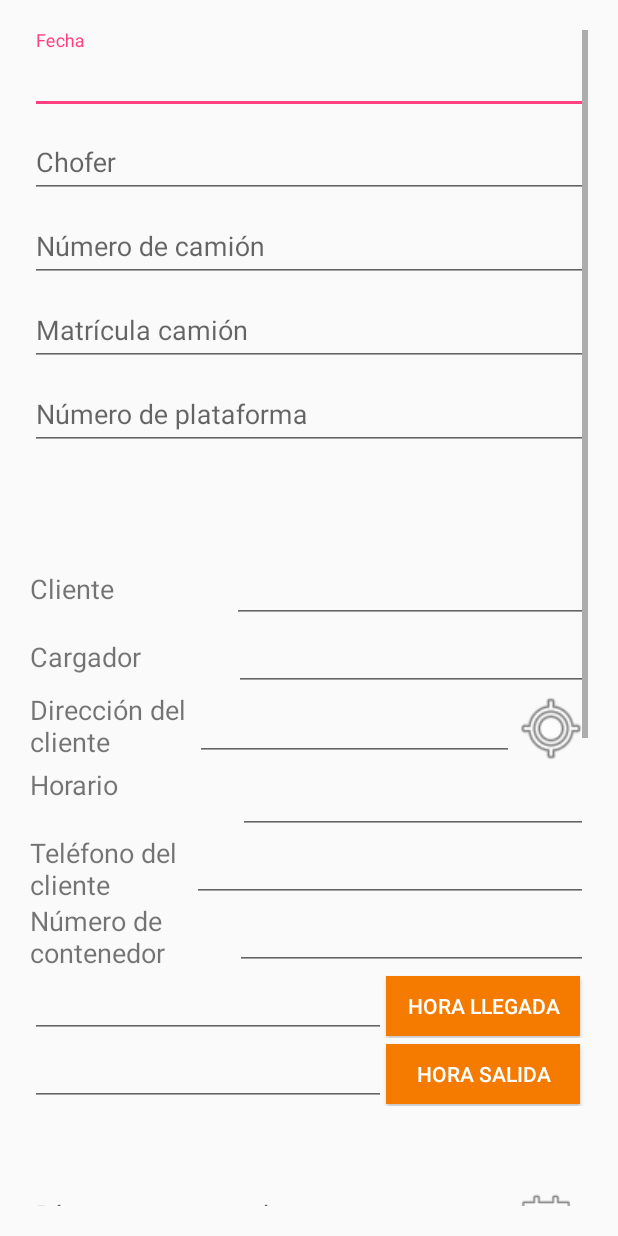
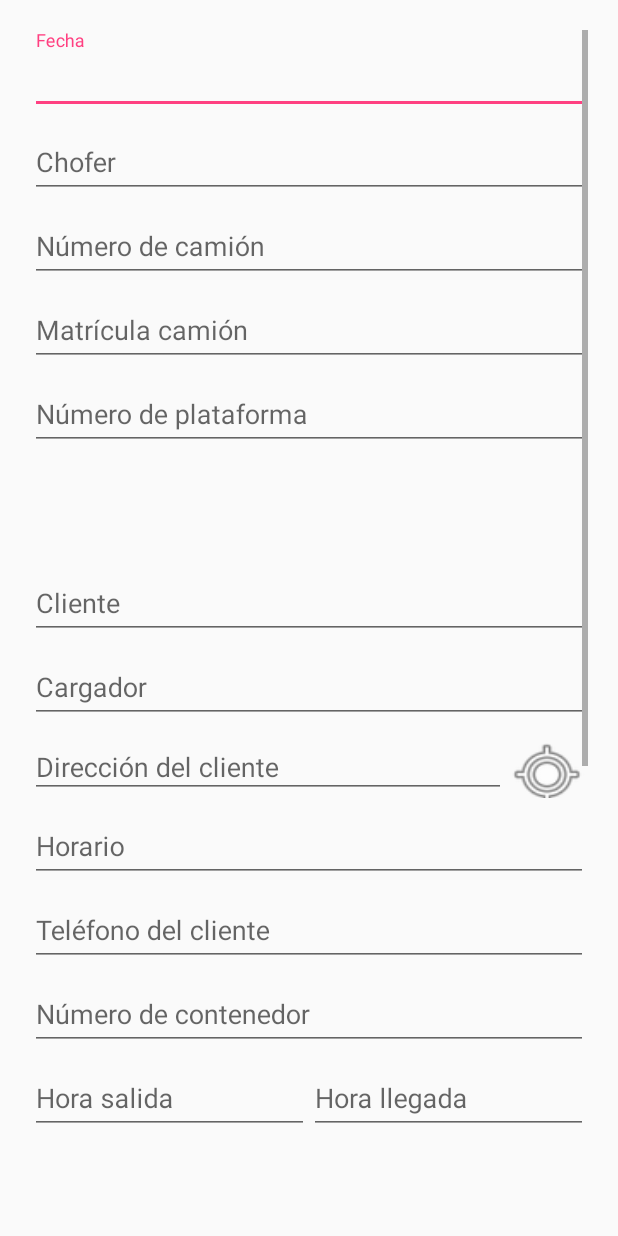
Before and after one commit to PaxMower/MyApplication, an Android app: the layout activity_new_order.xml on its own in the app's theme, with its tools: preview values and no code run, on a phone screen of 412 x 824 dp. Run offline under Robolectric (Android 15) with nearby library versions, the phone set to English and light mode, and no system bars.

```diff
--- a/app/src/main/java/com/casa/myapplication/Model/NewOrderActivity.java
+++ b/app/src/main/java/com/casa/myapplication/Model/NewOrderActivity.java
@@ -20,7 +20,6 @@ import android.view.View;
 import android.widget.Button;
 import android.widget.DatePicker;
 import android.widget.EditText;
-import android.widget.RadioButton;
 import android.widget.TimePicker;
 import android.widget.Toast;
 
@@ -42,8 +41,7 @@ public class NewOrderActivity extends AppCompatActivity {
 
     private EditText mDriver, mDate, mTruckID, mTruckNumber, mPlatformNumber, mAddress, mPhone, mTextArea, mApertureHour;
     private EditText mContainerChargeDay, mContainerChargeHour, mClient, mCharger, mDestiny, mContainerNumber, mArrivalHour, mDepartureHour, mContainerDischargeHour, mContainerDischargeDay;
-    private RadioButton mSimple, mMultimple, mTransfers;
-    private Button bSend, bMap, bTime, bChargeDay, bChargeHour, bArrivalHour, bDepartureHour, bDischargeDay, bDischargeHour, bPetrol;
+    private Button bSend, bMap, bTime, bChargeDay, bChargeHour, bDischargeDay, bDischargeHour, bPetrol;
     private String TAG = "";
     private Boolean bucket = false; // false = empty; true = data inside
     private Calendar mCalendarPicker = Calendar.getInstance();
@@ -70,20 +68,16 @@ public class NewOrderActivity extends AppCompatActivity {
         mTruckID = (EditText) findViewById(R.id.truck_num);
         mTruckNumber = (EditText) findViewById(R.id.truck_id);
         mPlatformNumber = (EditText) findViewById(R.id.platform_id);
-        mContainerChargeDay = (EditText) findViewById(R.id.charging_order_day);
+        //mContainerChargeDay = (EditText) findViewById(R.id.charging_order_day);
         mContainerChargeHour = (EditText) findViewById(R.id.charging_order_hour);
         mClient = (EditText) findViewById(R.id.client);
         mApertureHour = (EditText) findViewById(R.id.aperture_hour);
         mCharger = (EditText) findViewById(R.id.charger);
-        //mDestiny = (EditText) findViewById(R.id.destiny);
         mContainerNumber = (EditText) findViewById(R.id.container_number);
-        mArrivalHour = (EditText) findViewById(R.id.arrival_time);
-        mDepartureHour = (EditText) findViewById(R.id.departure_time);
+        //mArrivalHour = (EditText) findViewById(R.id.arrival_time);
+        //mDepartureHour = (EditText) findViewById(R.id.departure_time);
         mContainerDischargeHour = (EditText) findViewById(R.id.discharging_order_hour);
         mContainerDischargeDay = (EditText) findViewById(R.id.discharging_order_day);
-        //mSimple = (RadioButton) findViewById(R.id.simpleOrder);
-        //mMultimple = (RadioButton) findViewById(R.id.multiple_order);
-        //mTransfers = (RadioButton) findViewById(R.id.transfers);
         bMap = (Button) findViewById(R.id.view_map);
         bSend = (Button) findViewById(R.id.save_order);
         bPetrol = (Button) findViewById(R.id.petrol);
@@ -91,8 +85,8 @@ public class NewOrderActivity extends AppCompatActivity {
         //bTime = (Button) findViewById(R.id.button_obtain_date);
         bChargeDay = (Button) findViewById(R.id.button_obtain_charge_day);
         bChargeHour = (Button) findViewById(R.id.button_obtain_charge_hour);
-        bArrivalHour = (Button) findViewById(R.id.button_obtain_arrival_time);
-        bDepartureHour = (Button) findViewById(R.id.button_obtain_departure_time);
+        mArrivalHour = (EditText) findViewById(R.id.button_obtain_arrival_time);
+        mDepartureHour = (EditText) findViewById(R.id.button_obtain_departure_time);
         bDischargeDay = (Button) findViewById(R.id.button_obtain_discharge_day);
         bDischargeHour = (Button) findViewById(R.id.button_obtain_discharge_hour);
 
@@ -239,7 +233,7 @@ public class NewOrderActivity extends AppCompatActivity {
         });
 
         //add the hour when you arrive to the company
-        bArrivalHour.setOnClickListener(new View.OnClickListener() {
+        mArrivalHour.setOnClickListener(new View.OnClickListener() {
             @RequiresApi(api = Build.VERSION_CODES.N)
             @Override
             public void onClick(View v) {
@@ -285,7 +279,7 @@ public class NewOrderActivity extends AppCompatActivity {
             }
         });
         //add the hour when you leave to the company
-        bDepartureHour.setOnClickListener(new View.OnClickListener() {
+        mDepartureHour.setOnClickListener(new View.OnClickListener() {
             @RequiresApi(api = Build.VERSION_CODES.N)
             @Override
             public void onClick(View v) {
--- a/app/src/main/res/layout/activity_new_order.xml
+++ b/app/src/main/res/layout/activity_new_order.xml
@@ -82,11 +82,39 @@
         </android.support.design.widget.TextInputLayout>
 
         <LinearLayout
+            android:id="@+id/SEPARADOR1"
             android:layout_width="match_parent"
             android:layout_height="match_parent"
             android:layout_marginTop="70dp"
             android:layout_weight="1"
             android:orientation="horizontal"></LinearLayout>
+
+        <android.support.design.widget.TextInputLayout
+            android:layout_width="match_parent"
+            android:layout_height="match_parent"
+            android:layout_weight="1">
+
+            <EditText
+                android:id="@+id/client"
+                android:layout_width="match_parent"
+                android:layout_height="wrap_content"
+                android:hint="@string/client"
+                android:inputType="text" />
+
+        </android.support.design.widget.TextInputLayout>
+
+        <android.support.design.widget.TextInputLayout
+            android:layout_width="match_parent"
+            android:layout_height="match_parent"
+            android:layout_weight="1">
+
+            <EditText
+                android:id="@+id/charger"
+                android:layout_width="match_parent"
+                android:layout_height="wrap_content"
+                android:hint="@string/charger"
+                android:inputType="text" />
+        </android.support.design.widget.TextInputLayout>
 
         <LinearLayout
             android:layout_width="match_parent"
@@ -94,311 +122,163 @@
             android:layout_weight="1"
             android:orientation="horizontal">
 
-            <TextView
-                android:id="@+id/textView7"
-                android:layout_width="match_parent"
-                android:layout_height="wrap_content"
-                android:layout_weight="1"
-                android:text="@string/client"
-                android:textSize="18sp" />
-
-            <EditText
-                android:id="@+id/client"
-                android:layout_width="237dp"
-                android:layout_height="wrap_content"
-                android:layout_marginTop="0dp"
-                android:ems="10"
-                android:inputType="textPersonName" />
-        </LinearLayout>
-
-        <LinearLayout
+            <android.support.design.widget.TextInputLayout
                 android:layout_width="match_parent"
                 android:layout_height="match_parent"
-            android:layout_weight="1"
-            android:orientation="horizontal">
-
-            <TextView
-                android:id="@+id/textView8"
-                android:layout_width="match_parent"
-                android:layout_height="wrap_content"
-                android:layout_weight="1"
-                android:text="@string/charger"
-                android:textSize="18sp" />
-
-            <EditText
-                android:id="@+id/charger"
-                android:layout_width="236dp"
-                android:layout_height="wrap_content"
-                android:ems="10"
-                android:inputType="textPersonName" />
-        </LinearLayout>
-
-        <LinearLayout
-            android:layout_width="match_parent"
-            android:layout_height="match_parent"
-            android:layout_weight="1"
-            android:orientation="horizontal">
-
-            <TextView
-                android:id="@+id/textView10"
-                android:layout_width="110dp"
-                android:layout_height="match_parent"
-                android:text="@string/address"
-                android:textSize="18sp" />
+                android:layout_weight="1">
 
                 <EditText
                     android:id="@+id/address"
-                android:layout_width="wrap_content"
+                    android:layout_width="match_parent"
                     android:layout_height="wrap_content"
-                android:layout_weight="1.18"
-                android:ems="10"
-                android:inputType="textPersonName" />
+                    android:hint="@string/address"
+                    android:inputType="text" />
+
+            </android.support.design.widget.TextInputLayout>
 
             <Button
                 android:id="@+id/view_map"
-                android:layout_width="50dp"
+                android:layout_width="110dp"
                 android:layout_height="50dp"
                 android:layout_weight="1"
                 android:background="@android:drawable/ic_menu_mylocation" />
-
         </LinearLayout>
 
-        <LinearLayout
+        <android.support.design.widget.TextInputLayout
             android:layout_width="match_parent"
             android:layout_height="match_parent"
-            android:layout_weight="1"
-            android:orientation="horizontal">
-
-            <TextView
-                android:id="@+id/textView13"
-                android:layout_width="wrap_content"
-                android:layout_height="match_parent"
-                android:layout_weight="1"
-                android:text="TextView"
-                android:textSize="18sp"
-                tools:text="@string/hour_aperture" />
+            android:layout_weight="1">
 
             <EditText
                 android:id="@+id/aperture_hour"
-                android:layout_width="233dp"
+                android:layout_width="match_parent"
                 android:layout_height="wrap_content"
-                android:ems="10"
-                android:inputType="textPersonName" />
-        </LinearLayout>
+                android:hint="@string/hour_aperture"
+                android:inputType="text" />
+        </android.support.design.widget.TextInputLayout>
 
-        <LinearLayout
+        <android.support.design.widget.TextInputLayout
             android:layout_width="match_parent"
             android:layout_height="match_parent"
-            android:layout_weight="1"
-            android:orientation="horizontal">
-
-            <TextView
-                android:id="@+id/textView11"
-                android:layout_width="108dp"
-                android:layout_height="match_parent"
-                android:text="@string/phone_number"
-                android:textSize="18sp" />
+            android:layout_weight="1">
 
             <EditText
                 android:id="@+id/phone"
-                android:layout_width="wrap_content"
+                android:layout_width="match_parent"
                 android:layout_height="wrap_content"
-                android:layout_weight="0.78"
-                android:ems="10"
+                android:hint="@string/phone_number"
                 android:inputType="phone" />
-        </LinearLayout>
+        </android.support.design.widget.TextInputLayout>
 
-        <LinearLayout
+        <android.support.design.widget.TextInputLayout
             android:layout_width="match_parent"
             android:layout_height="match_parent"
-            android:layout_weight="1"
-            android:orientation="horizontal">
-
-            <TextView
-                android:id="@+id/textView6"
-                android:layout_width="match_parent"
-                android:layout_height="match_parent"
-                android:layout_weight="1"
-                android:text="@string/container_id"
-                android:textSize="18sp" />
+            android:layout_weight="1">
 
             <EditText
                 android:id="@+id/container_number"
-                android:layout_width="235dp"
+                android:layout_width="match_parent"
                 android:layout_height="wrap_content"
-                android:ems="10"
-                android:inputType="textPersonName" />
-        </LinearLayout>
+                android:hint="@string/container_id"
+                android:inputType="text" />
+        </android.support.design.widget.TextInputLayout>
 
         <LinearLayout
             android:layout_width="match_parent"
             android:layout_height="wrap_content"
             android:orientation="horizontal">
 
+            <android.support.design.widget.TextInputLayout
+                android:layout_width="match_parent"
+                android:layout_height="match_parent"
+                android:layout_weight="1">
+
                 <EditText
-                android:id="@+id/arrival_time"
+                    android:id="@+id/button_obtain_departure_time"
                     android:layout_width="match_parent"
                     android:layout_height="wrap_content"
-                android:layout_weight="1"
-                android:ems="10"
-                android:inputType="textPersonName" />
+                    android:hint="@string/departure_time"
+                    android:inputType="time"
+                    android:focusable="false"/>
+            </android.support.design.widget.TextInputLayout>
 
-            <Button
-                android:id="@+id/button_obtain_arrival_time"
-                android:layout_width="129dp"
-                android:layout_height="40dp"
-                android:layout_marginRight="5dp"
-                android:background="@color/colorSecondary"
-                android:text="@string/arrival_time"
-                android:textColor="@color/cardview_light_background" />
-        </LinearLayout>
-
-        <LinearLayout
+            <android.support.design.widget.TextInputLayout
                 android:layout_width="match_parent"
                 android:layout_height="match_parent"
-            android:layout_weight="1"
-            android:orientation="horizontal">
+                android:layout_weight="1">
 
                 <EditText
-                android:id="@+id/departure_time"
+                    android:id="@+id/button_obtain_arrival_time"
                     android:layout_width="match_parent"
                     android:layout_height="wrap_content"
-                android:layout_weight="1"
-                android:ems="10"
-                android:inputType="textPersonName" />
-
-            <Button
-                android:id="@+id/button_obtain_departure_time"
-                android:layout_width="129dp"
-                android:layout_height="40dp"
-                android:layout_marginRight="5dp"
-                android:background="@color/colorSecondary"
-                android:text="@string/departure_time"
-                android:textColor="@color/cardview_light_background" />
+                    android:hint="@string/arrival_time"
+                    android:inputType="time"
+                    android:focusable="false"/>
+            </android.support.design.widget.TextInputLayout>
 
         </LinearLayout>
 
-        <LinearLayout
+        <android.support.design.widget.TextInputLayout
             android:layout_width="match_parent"
             android:layout_height="match_parent"
             android:layout_marginTop="50dp"
-            android:layout_weight="1"
-            android:orientation="horizontal"
-            android:weightSum="1">
+            android:layout_weight="1">
 
             <EditText
-                android:id="@+id/charging_order_day"
-                android:layout_width="wrap_content"
+                android:id="@+id/button_obtain_charge_day"
+                android:layout_width="match_parent"
                 android:layout_height="wrap_content"
-                android:layout_weight="0.91"
-                android:ems="10"
-                android:focusable="false"
-                android:hint="@string/charging_order_day"
-                android:inputType="textPersonName" />
+                android:hint="@string/charging_order_day" />
+        </android.support.design.widget.TextInputLayout>
 
-            <Button
-                android:id="@+id/button_obtain_charge_day"
-                android:layout_width="40dp"
-                android:layout_height="40dp"
-                android:layout_marginRight="-3dp"
-                android:background="@android:drawable/ic_menu_today" />
-        </LinearLayout>
-
-        <LinearLayout
+        <android.support.design.widget.TextInputLayout
             android:layout_width="match_parent"
             android:layout_height="match_parent"
-            android:layout_weight="1"
-            android:orientation="horizontal">
+            android:layout_weight="1">
 
             <EditText
-                android:id="@+id/charging_order_hour"
-                android:layout_width="288dp"
+                android:id="@+id/button_obtain_charge_hour"
+                android:layout_width="match_parent"
                 android:layout_height="wrap_content"
-                android:focusable="false"
-                android:hint="@string/charging_order_hour"
-                android:inputType="textPersonName" />
+                android:hint="@string/charging_order_hour" />
+        </android.support.design.widget.TextInputLayout>
 
-            <Button
-                android:id="@+id/button_obtain_charge_hour"
-                android:layout_width="40dp"
-                android:layout_height="40dp"
-                android:layout_marginRight="5dp"
-                android:background="@android:drawable/ic_lock_idle_alarm" />
-        </LinearLayout>
-
-        <LinearLayout
+        <android.support.design.widget.TextInputLayout
             android:layout_width="match_parent"
             android:layout_height="match_parent"
-            android:layout_weight="1"
-            android:orientation="horizontal">
+            android:layout_weight="1">
 
             <EditText
-                android:id="@+id/discharging_order_day"
-                android:layout_width="wrap_content"
+                android:id="@+id/button_obtain_discharge_day"
+                android:layout_width="match_parent"
                 android:layout_height="wrap_content"
-                android:layout_weight="1"
-                android:focusable="false"
-                android:hint="@string/discharging_order_day"
-                android:inputType="textPersonName" />
+                android:hint="@string/discharging_order_day" />
+        </android.support.design.widget.TextInputLayout>
 
-            <Button
-                android:id="@+id/button_obtain_discharge_day"
-                android:layout_width="40dp"
-                android:layout_height="40dp"
-                android:layout_marginRight="5dp"
-                android:background="@android:drawable/ic_menu_today" />
-        </LinearLayout>
-
-        <LinearLayout
+        <android.support.design.widget.TextInputLayout
             android:layout_width="match_parent"
             android:layout_height="match_parent"
-            android:layout_weight="1"
-            android:orientation="horizontal">
+            android:layout_weight="1">
 
             <EditText
-                android:id="@+id/discharging_order_hour"
-                android:layout_width="wrap_content"
-                android:layout_height="wrap_content"
-                android:layout_weight="1"
-                android:ems="10"
-                android:focusable="false"
-                android:hint="@string/discharging_order_hour"
-                android:inputType="textPersonName" />
-
-            <Button
                 android:id="@+id/button_obtain_discharge_hour"
-                android:layout_width="40dp"
-                android:layout_height="40dp"
-                android:layout_marginRight="5dp"
-                android:background="@android:drawable/ic_lock_idle_alarm" />
-
-        </LinearLayout>
-
-        <TextView
-            android:id="@+id/textView12"
                 android:layout_width="match_parent"
                 android:layout_height="wrap_content"
-            android:layout_weight="1"
-            android:paddingTop="50dp"
-            android:text="@string/text_area"
-            android:textSize="18sp" />
+                android:hint="@string/discharging_order_hour" />
+        </android.support.design.widget.TextInputLayout>
+
+        <android.support.design.widget.TextInputLayout
+            android:layout_width="match_parent"
+            android:layout_height="match_parent"
+            android:layout_marginTop="50dp"
+            android:layout_weight="1">
 
             <EditText
                 android:id="@+id/text_area"
                 android:layout_width="match_parent"
                 android:layout_height="wrap_content"
-            android:layout_weight="1"
-            android:ems="10"
-            android:inputType="textMultiLine" />
-
-        <Button
-            android:id="@+id/view_map_old"
-            android:layout_width="match_parent"
-            android:layout_height="wrap_content"
-            android:layout_marginTop="50dp"
-            android:background="@color/colorSecondary"
-            android:text="@string/button_open_maps"
-            android:textColor="@color/cardview_light_background" />
+                android:hint="@string/text_area" />
+        </android.support.design.widget.TextInputLayout>
 
         <Button
             android:id="@+id/petrol"
```
Lines whose indentation alone changed are shown as unchanged.
